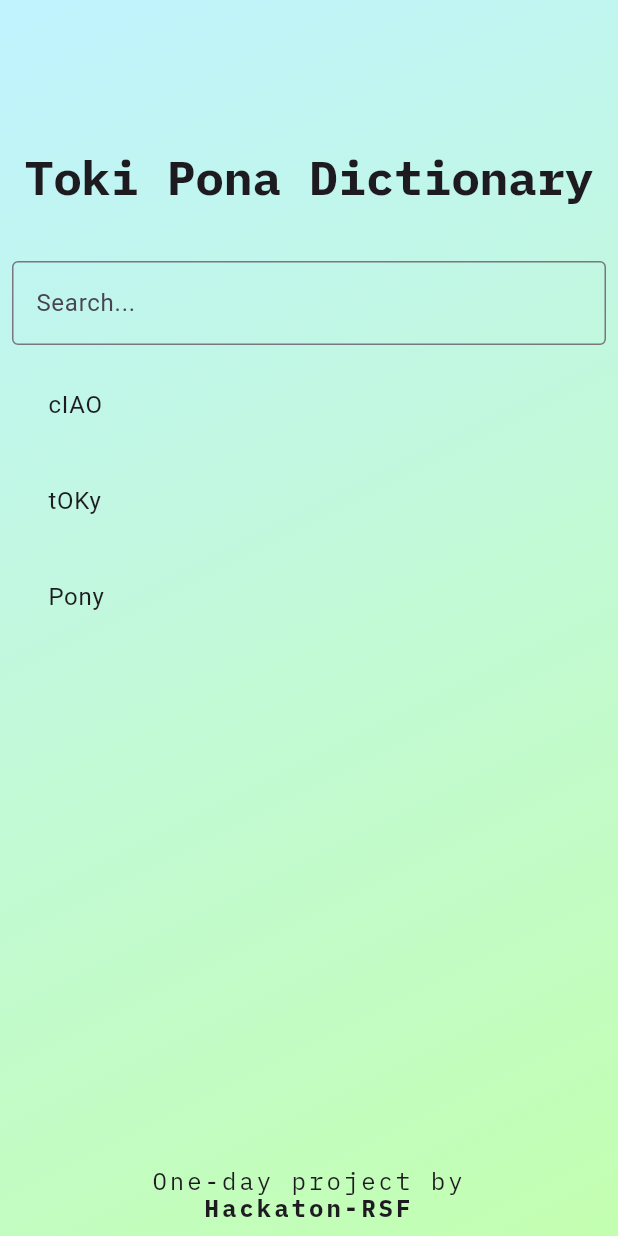
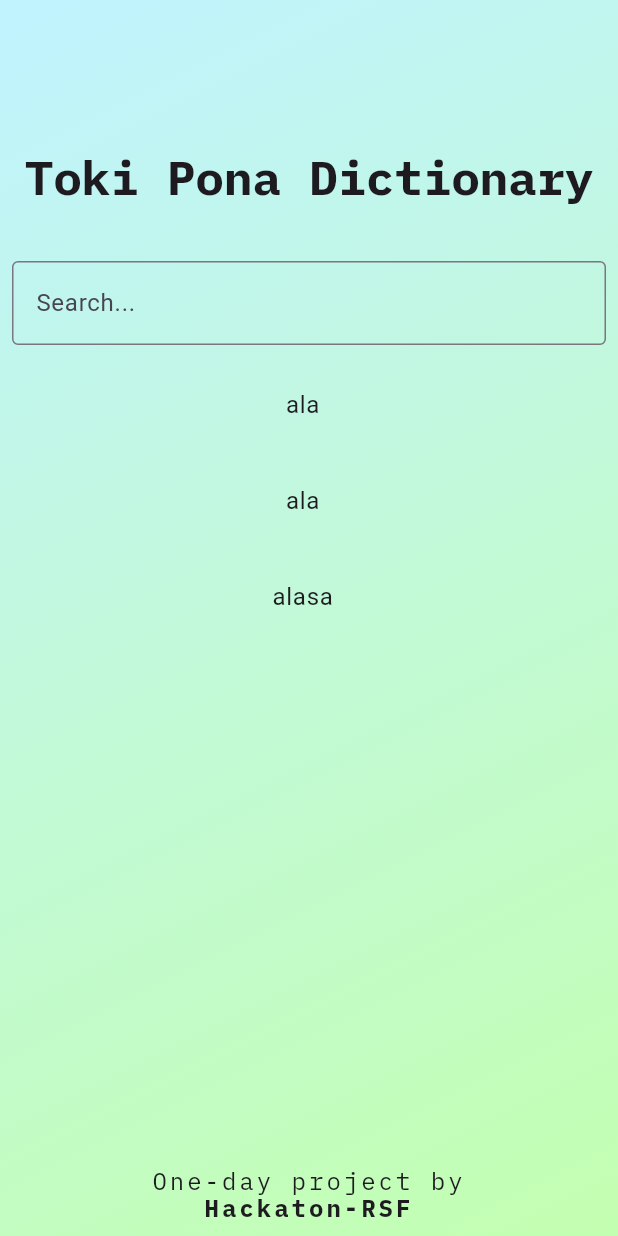
Before and after one commit to hackathon-RSF/toki-pona-dictionary, a Flutter app: the screen it shows after launch, on a phone screen of 412 x 824 dp. Run offline on Flutter 3.47's test engine with Material 3 defaults, Android fonts, the light colour scheme and no system bars; our stand-ins replace google_fonts.

Commit message:
chore: Centered list item

```diff
--- a/lib/shared/widgets/wordsList.dart
+++ b/lib/shared/widgets/wordsList.dart
@@ -1,4 +1,5 @@
 import 'package:flutter/material.dart';
+import 'package:toki_pona_dictionary/data/dict_repo.dart';
 
 class WordsListWidget extends StatefulWidget {
   @override
@@ -14,11 +15,7 @@ class _WordsListWidgetState extends State<WordsListWidget> {
 
   @override
   Widget build(BuildContext context) {
-    final List<String> words = [
-      "cIAO",
-      "tOKy",
-      "Pony",
-    ]; //Repository.fetchTodos();
+    final List<Entry> words = loadWords(); //Repository.fetchTodos();
 
     return Expanded(
       // 👈 per farlo adattare bene dentro la Column
@@ -28,7 +25,7 @@ class _WordsListWidgetState extends State<WordsListWidget> {
           return Padding(
             padding: const EdgeInsets.symmetric(horizontal: 16, vertical: 4),
             child: ListTile(
-              title: Text(words[index]),
+              title: Text(words[index].word, textAlign: TextAlign.center,),
               shape: RoundedRectangleBorder(
                 borderRadius: BorderRadius.circular(12),
               ),
@@ -40,7 +37,7 @@ class _WordsListWidgetState extends State<WordsListWidget> {
                 alpha: 0.3,
               ), // effetto click/selected
               onTap: () {
-                debugPrint('Hai premuto: ${words[index]}');
+                debugPrint('Hai premuto: ${words[index].word}');
               },
             ),
           );
```
